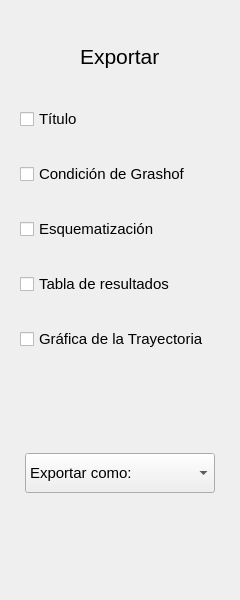
Before: the Qt Designer form src/interfaces/columns/right_column.ui in William-HUAMAN/Interfaz_TMM, drawn with Qt 5.
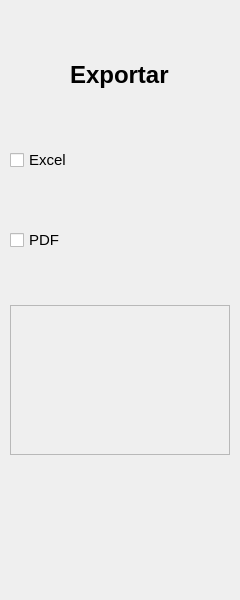
After: the same form once the commit is applied. The open tabs and pages were chosen to show the change.

Commit message: terminada la columna derecha para exportar el archivo

Diff of the .ui file:
```diff
--- a/src/interfaces/columns/right_column.ui
+++ b/src/interfaces/columns/right_column.ui
@@ -67,7 +67,8 @@
          </property>
          <property name="font">
           <font>
-           <pointsize>16</pointsize>
+           <pointsize>18</pointsize>
+           <bold>true</bold>
           </font>
          </property>
          <property name="layoutDirection">
@@ -81,8 +82,11 @@
          </property>
         </widget>
        </item>
-       <item alignment="Qt::AlignHCenter">
-        <widget class="QCheckBox" name="Title_check">
+       <item>
+        <layout class="QVBoxLayout" name="exportar_layout"/>
+       </item>
+       <item>
+        <widget class="QCheckBox" name="excel_check">
          <property name="minimumSize">
           <size>
            <width>200</width>
@@ -92,7 +96,7 @@
          <property name="maximumSize">
           <size>
            <width>200</width>
-           <height>16777215</height>
+           <height>30</height>
           </size>
          </property>
          <property name="font">
@@ -101,7 +105,7 @@
           </font>
          </property>
          <property name="text">
-          <string>Título</string>
+          <string>Excel</string>
          </property>
          <property name="iconSize">
           <size>
@@ -111,8 +115,8 @@
          </property>
         </widget>
        </item>
-       <item alignment="Qt::AlignHCenter">
-        <widget class="QCheckBox" name="checkBox_5">
+       <item>
+        <widget class="QCheckBox" name="pdf_check">
          <property name="minimumSize">
           <size>
            <width>200</width>
@@ -122,7 +126,7 @@
          <property name="maximumSize">
           <size>
            <width>200</width>
-           <height>16777215</height>
+           <height>30</height>
           </size>
          </property>
          <property name="font">
@@ -131,153 +135,24 @@
           </font>
          </property>
          <property name="text">
-          <string>Condición de Grashof</string>
+          <string>PDF</string>
          </property>
         </widget>
        </item>
-       <item alignment="Qt::AlignHCenter">
-        <widget class="QCheckBox" name="Schematic_check">
-         <property name="minimumSize">
-          <size>
-           <width>200</width>
-           <height>0</height>
-          </size>
-         </property>
-         <property name="maximumSize">
-          <size>
-           <width>200</width>
-           <height>16777215</height>
-          </size>
-         </property>
-         <property name="font">
-          <font>
-           <pointsize>11</pointsize>
-          </font>
-         </property>
-         <property name="text">
-          <string>Esquematización</string>
-         </property>
-        </widget>
-       </item>
-       <item alignment="Qt::AlignHCenter">
-        <widget class="QCheckBox" name="Table_check">
-         <property name="minimumSize">
-          <size>
-           <width>200</width>
-           <height>0</height>
-          </size>
-         </property>
-         <property name="font">
-          <font>
-           <pointsize>11</pointsize>
-          </font>
-         </property>
-         <property name="text">
-          <string>Tabla de resultados</string>
-         </property>
-        </widget>
-       </item>
-       <item alignment="Qt::AlignHCenter">
-        <widget class="QCheckBox" name="trajectory_check">
-         <property name="minimumSize">
-          <size>
-           <width>200</width>
-           <height>0</height>
-          </size>
-         </property>
-         <property name="maximumSize">
-          <size>
-           <width>200</width>
-           <height>16777215</height>
-          </size>
-         </property>
-         <property name="font">
-          <font>
-           <pointsize>11</pointsize>
-          </font>
-         </property>
-         <property name="text">
-          <string>Gráfica de la Trayectoria</string>
-         </property>
-        </widget>
-       </item>
        <item>
-        <widget class="QWidget" name="File_name_layout" native="true">
-         <property name="minimumSize">
-          <size>
-           <width>0</width>
-           <height>40</height>
-          </size>
-         </property>
+        <widget class="QFrame" name="frame">
          <property name="maximumSize">
           <size>
            <width>16777215</width>
-           <height>40</height>
+           <height>150</height>
           </size>
          </property>
-         <layout class="QVBoxLayout" name="name_layout">
-          <property name="spacing">
-           <number>0</number>
-          </property>
-          <property name="leftMargin">
-           <number>0</number>
-          </property>
-          <property name="topMargin">
-           <number>0</number>
-          </property>
-          <property name="rightMargin">
-           <number>0</number>
-          </property>
-          <property name="bottomMargin">
-           <number>0</number>
-          </property>
-         </layout>
-        </widget>
-       </item>
-       <item alignment="Qt::AlignHCenter">
-        <widget class="QComboBox" name="File_format">
-         <property name="minimumSize">
-          <size>
-           <width>190</width>
-           <height>40</height>
-          </size>
+         <property name="frameShape">
+          <enum>QFrame::StyledPanel</enum>
          </property>
-         <property name="maximumSize">
-          <size>
-           <width>190</width>
-           <height>40</height>
-          </size>
+         <property name="frameShadow">
+          <enum>QFrame::Raised</enum>
          </property>
-         <property name="font">
-          <font>
-           <pointsize>11</pointsize>
-          </font>
-         </property>
-         <item>
-          <property name="text">
-           <string>Exportar como:</string>
-          </property>
-         </item>
-         <item>
-          <property name="text">
-           <string>Word</string>
-          </property>
-         </item>
-         <item>
-          <property name="text">
-           <string>PDF</string>
-          </property>
-         </item>
-         <item>
-          <property name="text">
-           <string>Excel</string>
-          </property>
-         </item>
-         <item>
-          <property name="text">
-           <string>Todos</string>
-          </property>
-         </item>
         </widget>
        </item>
        <item>
```
Left out of the diff: 36 changed lines with no effect on the pictures. The commit also changes 4 other files.
